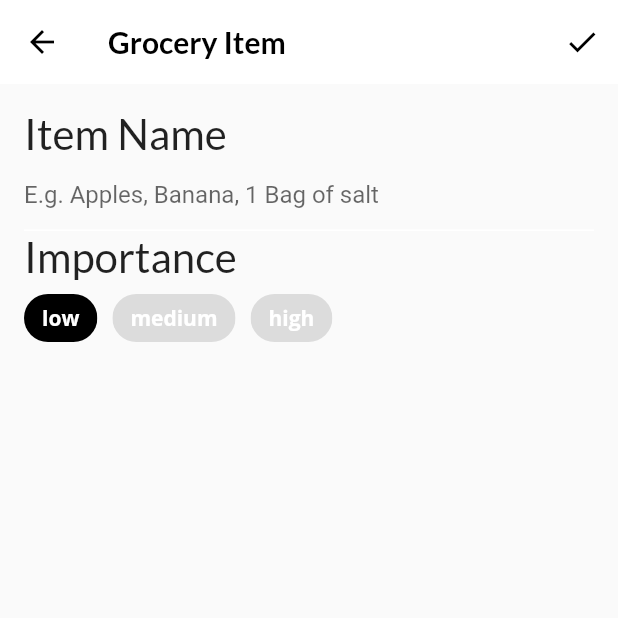
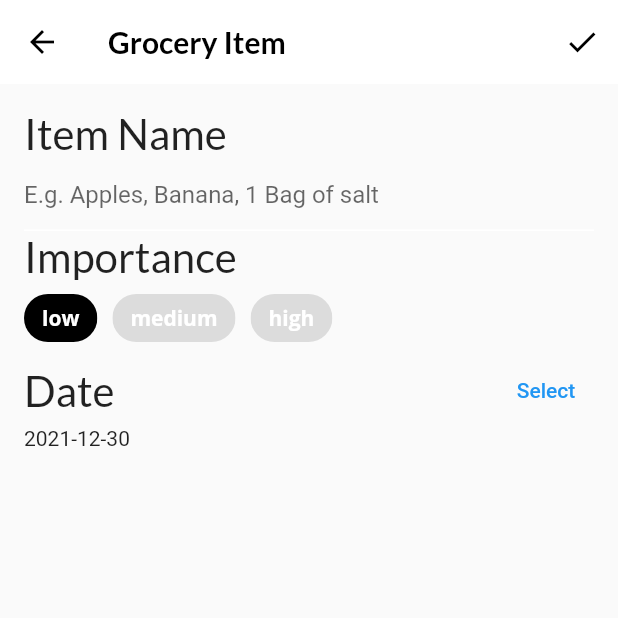
Before and after one commit to Thae00/fooderlich, a Flutter app: the screen it shows after launch, item 3 of the bottom bar chosen, after a tap on the "add" icon, on a phone screen of 412 x 824 dp, the top half of it. Run offline on Flutter 3.47's test engine with Material 2 defaults, Android fonts, the phone set to English and light mode, and no system bars; our stand-ins replace google_fonts.

Commit message:
building date widget with showDatePicker

```diff
--- a/lib/screens/grocery_item_screen.dart
+++ b/lib/screens/grocery_item_screen.dart
@@ -1,6 +1,7 @@
 import 'package:flutter/material.dart';
 import 'package:fooderlich/models/grocery_item.dart';
 import 'package:google_fonts/google_fonts.dart';
+import 'package:intl/intl.dart';
 
 class GroceryItemScreen extends StatefulWidget {
   final Function(GroceryItem) onCreate;
@@ -86,6 +87,7 @@ class _GroceryItemScreenState extends State<GroceryItemScreen> {
             // Add Importance selection
             buildImportanceField(),
             // Add date picker
+            buildDateField(context),
             // Add time picker
             // Add color picker
             // Add slider
@@ -184,7 +186,41 @@ class _GroceryItemScreenState extends State<GroceryItemScreen> {
     );
   }
 
-  // TODO: ADD buildDateField()
+  // ADD buildDateField()
+  Widget buildDateField(BuildContext context) {
+    return Column(
+      crossAxisAlignment: CrossAxisAlignment.start,
+      children: [
+        Row(
+          mainAxisAlignment: MainAxisAlignment.spaceBetween,
+          children: [
+            Text(
+              'Date',
+              style: GoogleFonts.lato(fontSize: 28),
+            ),
+            TextButton(
+              onPressed: () async {
+                final currentDate = DateTime.now();
+                final selectedDate = await showDatePicker(
+                  context: context,
+                  initialDate: currentDate,
+                  firstDate: currentDate,
+                  lastDate: DateTime(currentDate.year + 5),
+                );
+                setState(() {
+                  if (selectedDate != null) {
+                    _dueDate = selectedDate;
+                  }
+                });
+              },
+              child: Text('Select'),
+            ),
+          ],
+        ),
+        Text('${DateFormat('yyyy-MM-dd').format(_dueDate)}'),
+      ],
+    );
+  }
 
   // TODO: Add buildTimeField()
 
```
